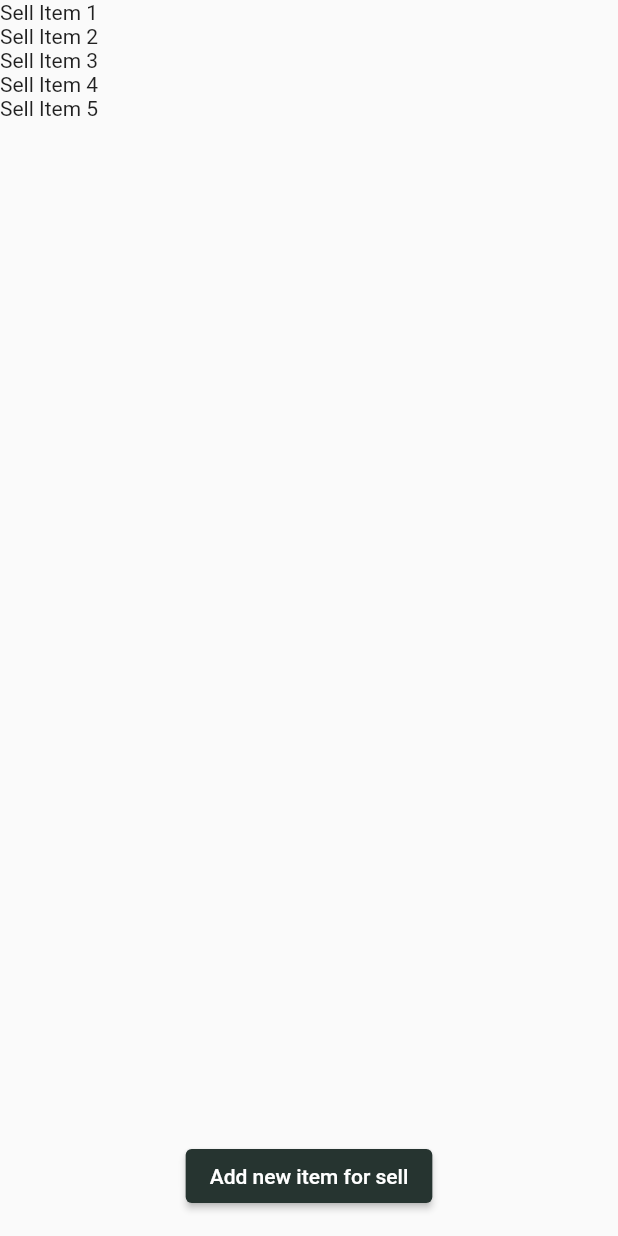
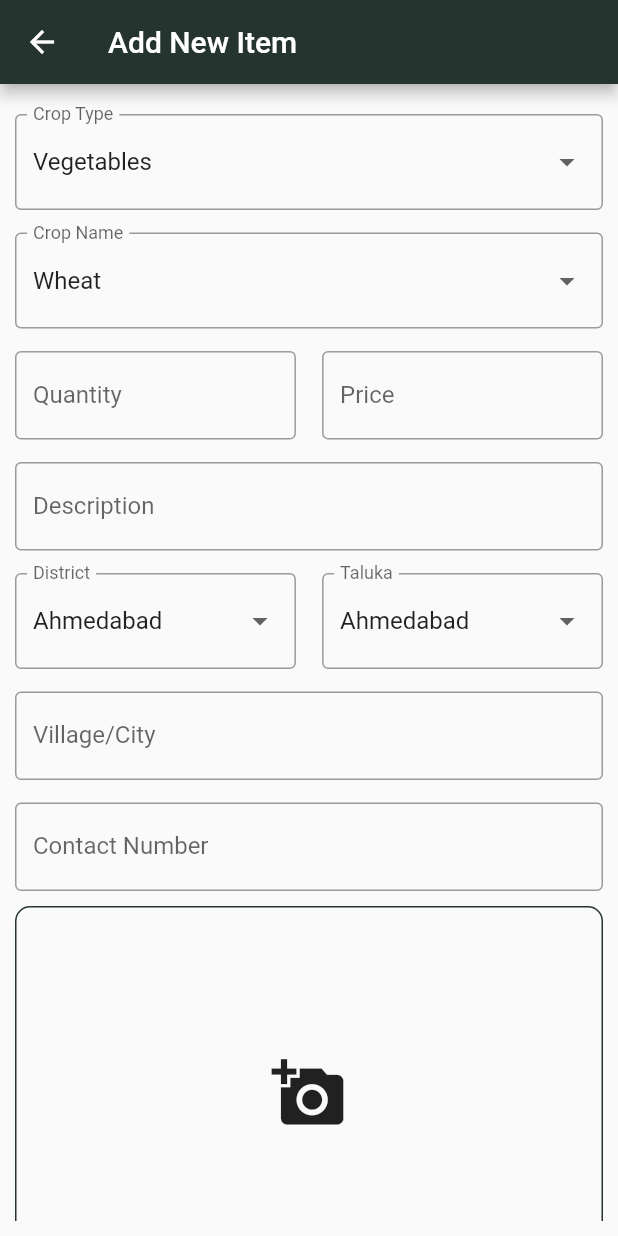
Before and after one commit to IndesignGraphics/hackster, a Flutter app: the Sell screen opened directly, after a tap on "Add new item for sell", on a phone screen of 412 x 824 dp. Run offline on Flutter 3.47's test engine with Material 2 defaults, Android fonts, the phone set to English and light mode, and no system bars; our stand-ins replace firebase_auth, firebase_core, flutter_svg; accounts and stored records are empty.

Commit message:
added add_new_item_for_sell screen

```diff
--- /dev/null
+++ b/lib/screens/other/add_new_item_for_sell.dart
@@ -0,0 +1,224 @@
+import 'package:flutter/material.dart';
+
+class AddNewItemForSell extends StatefulWidget {
+  const AddNewItemForSell({super.key});
+
+  @override
+  State<AddNewItemForSell> createState() => _AddNewItemForSellState();
+}
+
+class _AddNewItemForSellState extends State<AddNewItemForSell> {
+  final _listOfCropType = ['Vegetables', 'Fruits', 'Cereals', 'Pulses'];
+  final _listOfCropName = ['Wheat', 'Rice', 'Bajri'];
+  final _listOfDistrict = [
+    'Ahmedabad',
+    'Junagadh',
+    'Surat',
+  ];
+  final _listOfTaluka = [
+    'Ahmedabad',
+    'Junagadh',
+    'Surat',
+  ];
+
+  var cropTypeValue = 'Vegetables';
+  var cropNameValue = 'Wheat';
+  var districtValue = 'Ahmedabad';
+  var talukaValue = 'Ahmedabad';
+
+  final _formKey = GlobalKey<FormState>();
+
+  @override
+  Widget build(BuildContext context) {
+    return Scaffold(
+      appBar: AppBar(
+        title: const Text('Add New Item'),
+      ),
+      body: Container(
+        height: MediaQuery.of(context).size.height,
+        padding: const EdgeInsets.all(10),
+        child: SingleChildScrollView(
+          child: Form(
+            key: _formKey,
+            child: Column(
+              children: [
+                const SizedBox(
+                  height: 10,
+                ),
+                DropdownButtonFormField(
+                  decoration: const InputDecoration(
+                      border: OutlineInputBorder(), labelText: 'Crop Type'),
+                  value: cropTypeValue,
+                  items: _listOfCropType
+                      .map<DropdownMenuItem<String>>((String value) {
+                    return DropdownMenuItem(
+                      value: value,
+                      child: Text(value),
+                    );
+                  }).toList(),
+                  onChanged: (String? value) {
+                    setState(() {
+                      cropTypeValue = value!;
+                    });
+                  },
+                ),
+                const SizedBox(
+                  height: 15,
+                ),
+                DropdownButtonFormField(
+                  decoration: const InputDecoration(
+                      border: OutlineInputBorder(), labelText: 'Crop Name'),
+                  value: cropNameValue,
+                  items: _listOfCropName
+                      .map<DropdownMenuItem<String>>((String value) {
+                    return DropdownMenuItem(
+                      value: value,
+                      child: Text(value),
+                    );
+                  }).toList(),
+                  onChanged: (String? value) {
+                    setState(() {
+                      cropNameValue = value!;
+                    });
+                  },
+                ),
+                const SizedBox(
+                  height: 15,
+                ),
+                Row(
+                  mainAxisAlignment: MainAxisAlignment.spaceBetween,
+                  children: [
+                    SizedBox(
+                      width: (MediaQuery.of(context).size.width) / 2.2,
+                      child: TextFormField(
+                        keyboardType: TextInputType.number,
+                        decoration: const InputDecoration(
+                          border: OutlineInputBorder(),
+                          labelText: 'Quantity',
+                        ),
+                      ),
+                    ),
+                    SizedBox(
+                      width: (MediaQuery.of(context).size.width) / 2.2,
+                      child: TextFormField(
+                        keyboardType: TextInputType.number,
+                        decoration: const InputDecoration(
+                          border: OutlineInputBorder(),
+                          labelText: 'Price',
+                        ),
+                      ),
+                    ),
+                  ],
+                ),
+                const SizedBox(
+                  height: 15,
+                ),
+                TextFormField(
+                  decoration: const InputDecoration(
+                    border: OutlineInputBorder(),
+                    labelText: 'Description',
+                  ),
+                ),
+                const SizedBox(
+                  height: 15,
+                ),
+                Row(
+                  mainAxisAlignment: MainAxisAlignment.spaceBetween,
+                  children: [
+                    SizedBox(
+                      width: (MediaQuery.of(context).size.width) / 2.2,
+                      child: DropdownButtonFormField(
+                        decoration: const InputDecoration(
+                            border: OutlineInputBorder(),
+                            labelText: 'District'),
+                        value: districtValue,
+                        items: _listOfDistrict
+                            .map<DropdownMenuItem<String>>((String value) {
+                          return DropdownMenuItem(
+                            value: value,
+                            child: Text(value),
+                          );
+                        }).toList(),
+                        onChanged: (String? value) {
+                          setState(() {
+                            districtValue = value!;
+                          });
+                        },
+                      ),
+                    ),
+                    SizedBox(
+                      width: (MediaQuery.of(context).size.width) / 2.2,
+                      child: DropdownButtonFormField(
+                        decoration: const InputDecoration(
+                            border: OutlineInputBorder(), labelText: 'Taluka'),
+                        value: talukaValue,
+                        items: _listOfTaluka
+                            .map<DropdownMenuItem<String>>((String value) {
+                          return DropdownMenuItem(
+                            value: value,
+                            child: Text(value),
+                          );
+                        }).toList(),
+                        onChanged: (String? value) {
+                          setState(() {
+                            talukaValue = value!;
+                          });
+                        },
+                      ),
+                    ),
+                  ],
+                ),
+                const SizedBox(
+                  height: 15,
+                ),
+                TextFormField(
+                  decoration: const InputDecoration(
+                    border: OutlineInputBorder(),
+                    labelText: 'Village/City',
+                  ),
+                ),
+                const SizedBox(
+                  height: 15,
+                ),
+                TextFormField(
+                  keyboardType: TextInputType.number,
+                  decoration: const InputDecoration(
+                    border: OutlineInputBorder(),
+                    labelText: 'Contact Number',
+                  ),
+                ),
+                const SizedBox(
+                  height: 10,
+                ),
+                Container(
+                  height: 250,
+                  width: double.infinity,
+                  decoration: BoxDecoration(
+                      border: Border.all(color: Theme.of(context).primaryColor),
+                      borderRadius: BorderRadius.circular(10)),
+                  child: IconButton(
+                    onPressed: () {},
+                    icon: const Icon(
+                      Icons.add_a_photo,
+                      size: 50,
+                    ),
+                  ),
+                ),
+                const SizedBox(
+                  height: 20,
+                ),
+                ElevatedButton(
+                  onPressed: () {},
+                  child: const Text(
+                    'Apply for sell',
+                    style: TextStyle(fontWeight: FontWeight.bold),
+                  ),
+                ),
+              ],
+            ),
+          ),
+        ),
+      ),
+    );
+  }
+}
--- a/lib/widgets/market_place/sell.dart
+++ b/lib/widgets/market_place/sell.dart
@@ -1,4 +1,5 @@
 import 'package:flutter/material.dart';
+import 'package:hackster/screens/other/add_new_item_for_sell.dart';
 
 class Sell extends StatelessWidget {
   const Sell({Key? key}) : super(key: key);
@@ -19,7 +20,13 @@ class Sell extends StatelessWidget {
       ),
       floatingActionButtonLocation: FloatingActionButtonLocation.centerFloat,
       floatingActionButton: ElevatedButton(
-        onPressed: (){},
+        onPressed: () {
+          Navigator.of(context).push(
+            MaterialPageRoute(
+              builder: ((context) => AddNewItemForSell()),
+            ),
+          );
+        },
         child: Text('Add new item for sell'),
       ),
     );
```
